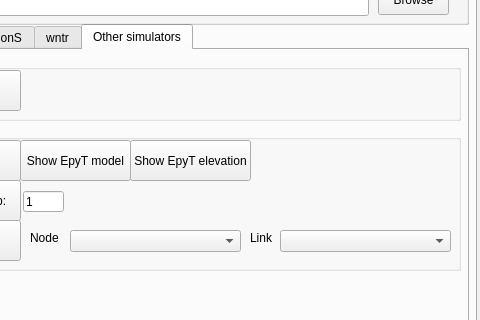
Before: the Qt Designer form MainWindow.ui in sergey32355/UTWIN_notebooks, drawn with Qt 5; both pictures show x 484 to 964 and y 292 to 612 of the 964 by 805 pixel window.
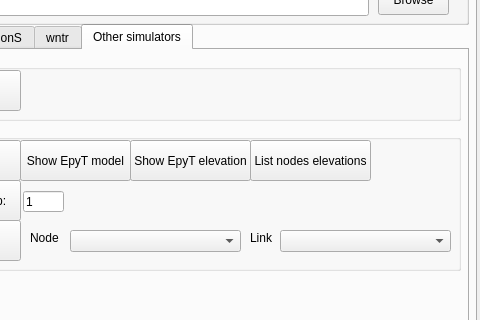
After: the same form once the commit is applied.

```diff
--- a/MainWindow.ui
+++ b/MainWindow.ui
@@ -604,6 +604,19 @@
                 </rect>
                </property>
               </widget>
+              <widget class="QPushButton" name="EpyT_listnodelelevations_pushButton_8">
+               <property name="geometry">
+                <rect>
+                 <x>410</x>
+                 <y>20</y>
+                 <width>121</width>
+                 <height>41</height>
+                </rect>
+               </property>
+               <property name="text">
+                <string>List nodes elevations</string>
+               </property>
+              </widget>
              </widget>
             </widget>
            </widget>
```
